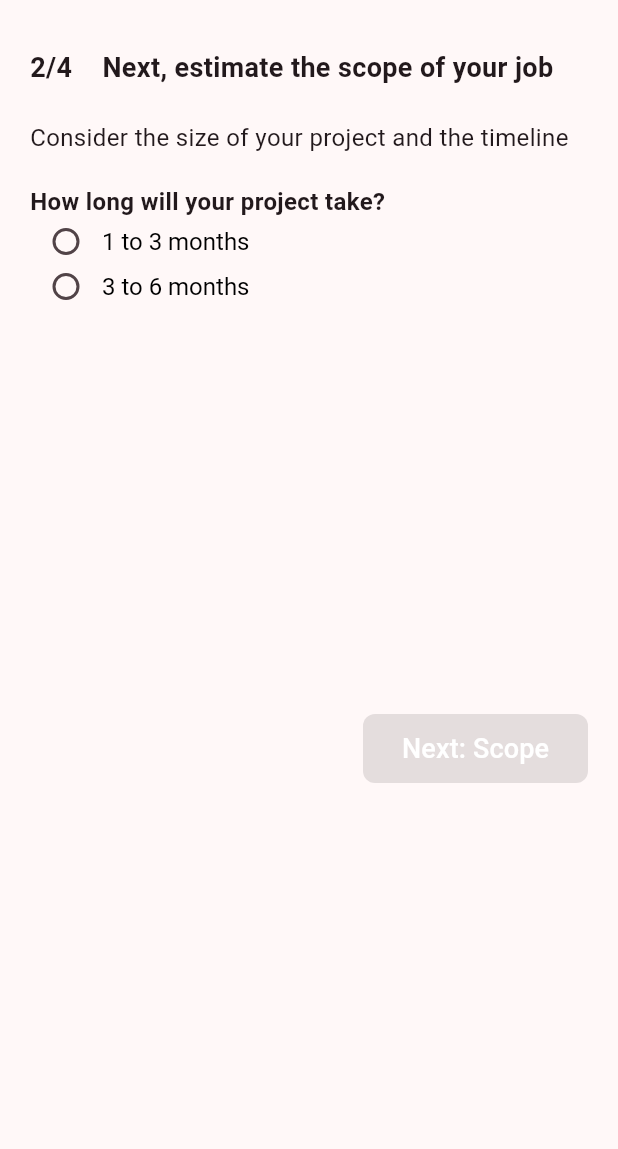
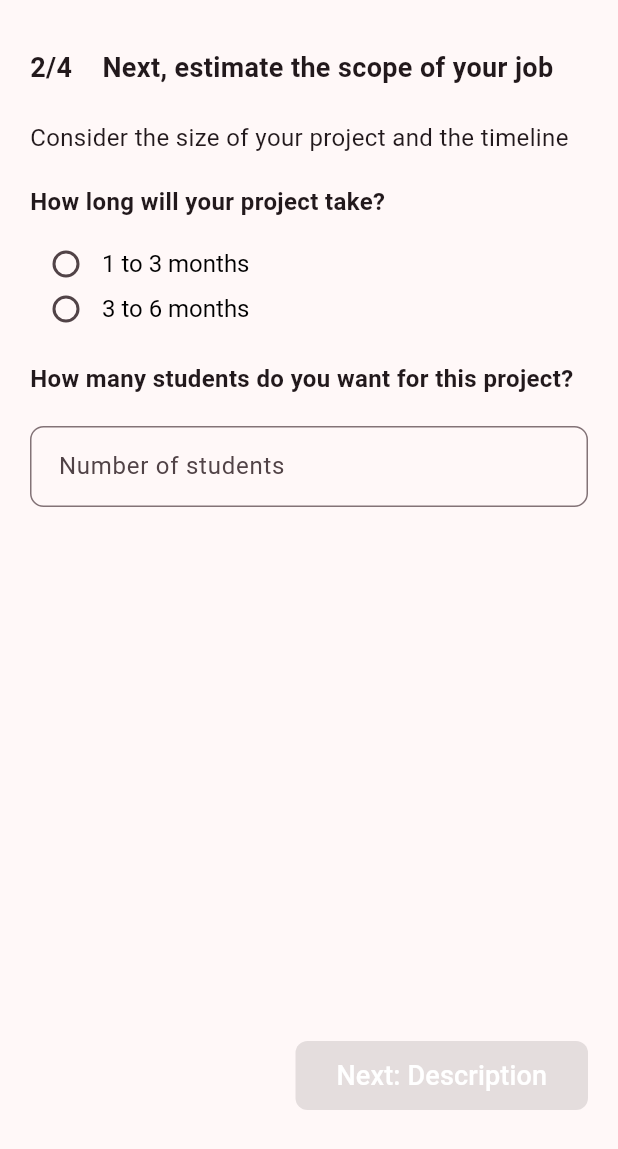
Before and after one commit to giahuy200202/StudentHub, a Flutter app: the ProjectPostStep2Widget screen opened directly, on a phone screen of 412 x 824 dp. Shown: the top 1149 px of the screen. Run offline on Flutter 3.47's test engine with Material 3 defaults, Android fonts, the phone set to English and light mode, and no system bars; our stand-ins replace dotted_border, flutter_local_notifications, flutter_riverpod, image_picker, rxdart, timezone.

Commit message:
change file name and project posting step 2 ui

```diff
--- a/lib/screens/layout.screen.dart
+++ b/lib/screens/layout.screen.dart
@@ -102,7 +102,7 @@ class _LayoutScreenState extends ConsumerState<LayoutScreen> {
   Widget build(BuildContext context) {
     final options = ref.watch(optionsProvider);
 
-    Widget currentScreen = ProjectPostStep2Screen();
+    Widget currentScreen = getCurrentScreen(options[Option.widgetOption]!);
 
     return Scaffold(
         appBar: PreferredSize(
--- a/lib/widgets/post_project/project_post_step2.widget.dart
+++ b/lib/widgets/post_project/project_post_step2.widget.dart
@@ -1,6 +1,6 @@
 import 'package:flutter/material.dart';
 import 'package:flutter_riverpod/flutter_riverpod.dart';
-import '../../providers/postprofile_provider.dart';
+import '../../providers/profile_posting_provider.dart';
 import '../../providers/options_provider.dart';
 
 class LabeledRadio<T> extends StatelessWidget {
@@ -115,6 +115,7 @@ class _ProjectPostStep2WidgetState
                     fontWeight: FontWeight.w700,
                   ),
                 ),
+                const SizedBox(height: 15),
                 Column(
                   children: [
                     SizedBox(
@@ -147,18 +148,60 @@ class _ProjectPostStep2WidgetState
                     ),
                   ],
                 ),
-                const SizedBox(height: 270),
+                const SizedBox(height: 20),
+                const Text(
+                  'How many students do you want for this project?',
+                  textAlign: TextAlign.left,
+                  style: TextStyle(
+                    fontSize: 16,
+                    fontWeight: FontWeight.w700,
+                  ),
+                ),
+                const SizedBox(height: 20),
+                SizedBox(
+                  height: 80,
+                  child: TextField(
+                    controller: titleController,
+                    onChanged: (data) {
+                      if (titleController.text.isEmpty) {
+                        enable = false;
+                      } else {
+                        enable = true;
+                      }
+                      setState(() {});
+                    },
+                    style: const TextStyle(
+                      fontSize: 16,
+                    ),
+                    decoration: InputDecoration(
+                      // labelText: 'Number of students',
+                      border: OutlineInputBorder(
+                        borderRadius: BorderRadius.circular(9),
+                      ),
+                      focusedBorder: OutlineInputBorder(
+                        borderRadius: BorderRadius.circular(9),
+                        borderSide: const BorderSide(color: Colors.black),
+                      ),
+                      contentPadding: const EdgeInsets.symmetric(
+                        vertical: 15,
+                        horizontal: 15,
+                      ),
+                      hintText: 'Number of students',
+                    ),
+                  ),
+                ),
+                const SizedBox(height: 330),
                 Container(
                   alignment: Alignment.centerRight,
                   child: SizedBox(
                     height: 46,
-                    width: 150,
+                    width: 195,
                     child: ElevatedButton(
                       onPressed: enable
                           ? () {
                               ref
                                   .read(optionsProvider.notifier)
-                                  .setWidgetOption('ProjectPostStep2');
+                                  .setWidgetOption('ProjectPostStep3');
                             }
                           : null,
                       style: ElevatedButton.styleFrom(
@@ -169,7 +212,7 @@ class _ProjectPostStep2WidgetState
                         backgroundColor: const Color.fromARGB(255, 0, 0, 0),
                       ),
                       child: const Text(
-                        'Next: Scope',
+                        'Next: Description',
                         style: TextStyle(
                           fontSize: 18,
                           color: Color.fromARGB(255, 255, 255, 255),
```
Also changed, not shown: lib/widgets/post_project/project_post_step1.widget.dart (+4 -3 lines), lib/widgets/profile/view_profile.widget.dart (added, +248 -0 lines), lib/providers/profile_posting_provider.dart (renamed from lib/providers/postprofile_provider.dart), lib/widgets/profile/profile_input_2.widget.dart (renamed from lib/widgets/profile/profileInput_2.widget.dart), lib/widgets/profile/profile_input_student_step1.widget.dart (renamed from lib/widgets/profile/profileinputStudent_step1.widget.dart), lib/widgets/profile/profile_input_student_step2.widget.dart (renamed from lib/widgets/profile/profileinputStudent_step2.widget.dart), lib/widgets/profile/profile_input_student_step3.widget.dart (renamed from lib/widgets/profile/profileinputStudent_step3.widget.dart), pubspec.lock.
